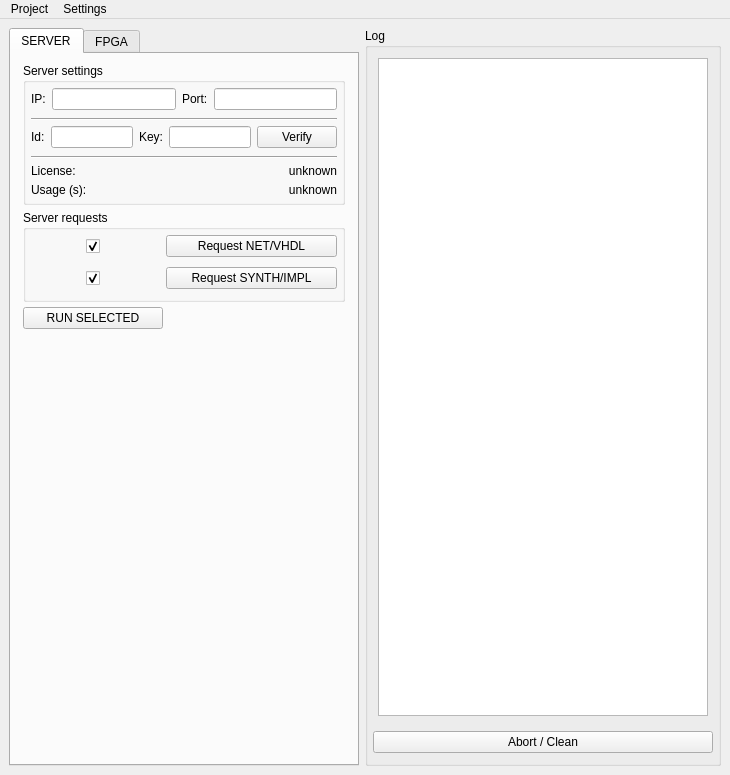
First picture: the form in Python_GUI/Resources/GUI/interface.ui, repository dspsandbox/Canvas, before the edit.
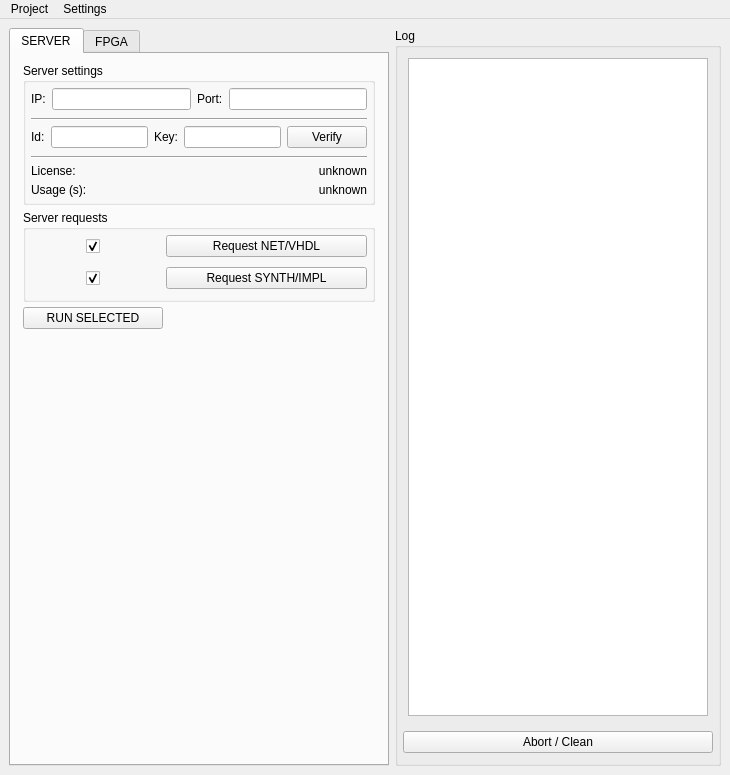
Second picture: the form after the edit.

Commit message: Add responsive width

What changed in the file:
```diff
--- a/Python_GUI/Resources/GUI/interface.ui
+++ b/Python_GUI/Resources/GUI/interface.ui
@@ -49,7 +49,7 @@
          </property>
          <property name="maximumSize">
           <size>
-           <width>350</width>
+           <width>16777215</width>
            <height>16777215</height>
           </size>
          </property>
```
